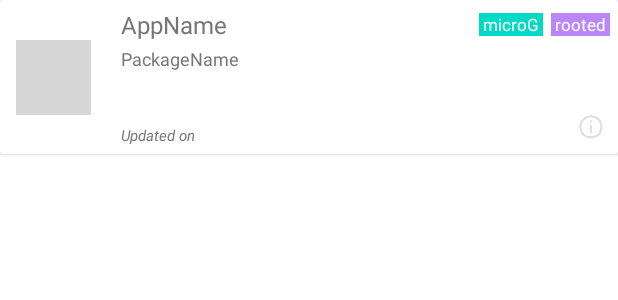
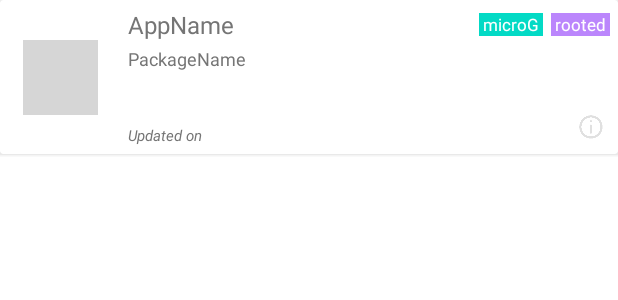
Before and after one commit to jonathanklee/Sapio, an Android app: the layout app_card.xml on its own in the app's theme, with its tools: preview values and no code run, on a phone screen of 412 x 824 dp. Shown: the top 300 px of the screen. Run offline under Robolectric (Android 15) with nearby library versions, the phone set to English and light mode, and no system bars; plain views replace EmojiTextView; grey boxes are pictures that could not be loaded.

Commit message:
Adjust card design

```diff
--- a/app/src/main/res/layout/app_card.xml
+++ b/app/src/main/res/layout/app_card.xml
@@ -21,7 +21,7 @@
                 android:layout_width="50dp"
                 android:layout_height="50dp"
                 android:layout_gravity="center"
-                android:layout_marginStart="5dp"
+                android:layout_marginStart="10dp"
                 app:layout_constraintBottom_toBottomOf="parent"
                 app:layout_constraintStart_toStartOf="parent"
                 app:layout_constraintTop_toTopOf="parent"
@@ -29,7 +29,7 @@
 
             <TextView
               android:id="@+id/appName"
-              android:layout_width="180dp"
+              android:layout_width="150dp"
               android:layout_height="wrap_content"
               android:layout_marginStart="20dp"
               android:maxLines="1"
```
